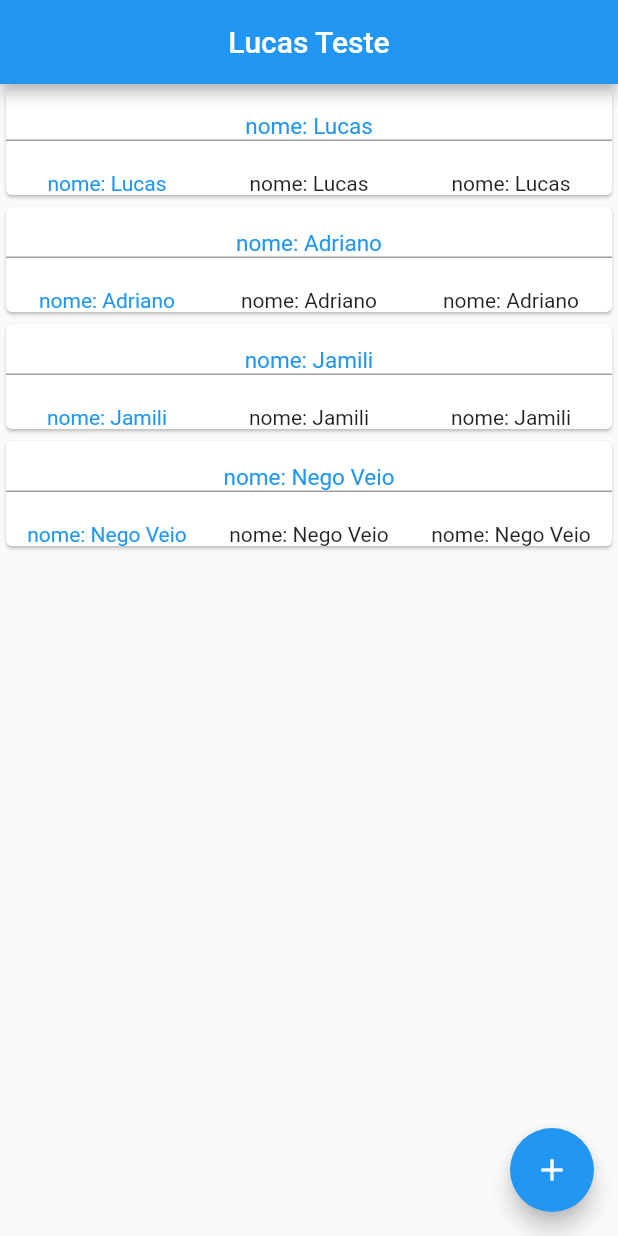
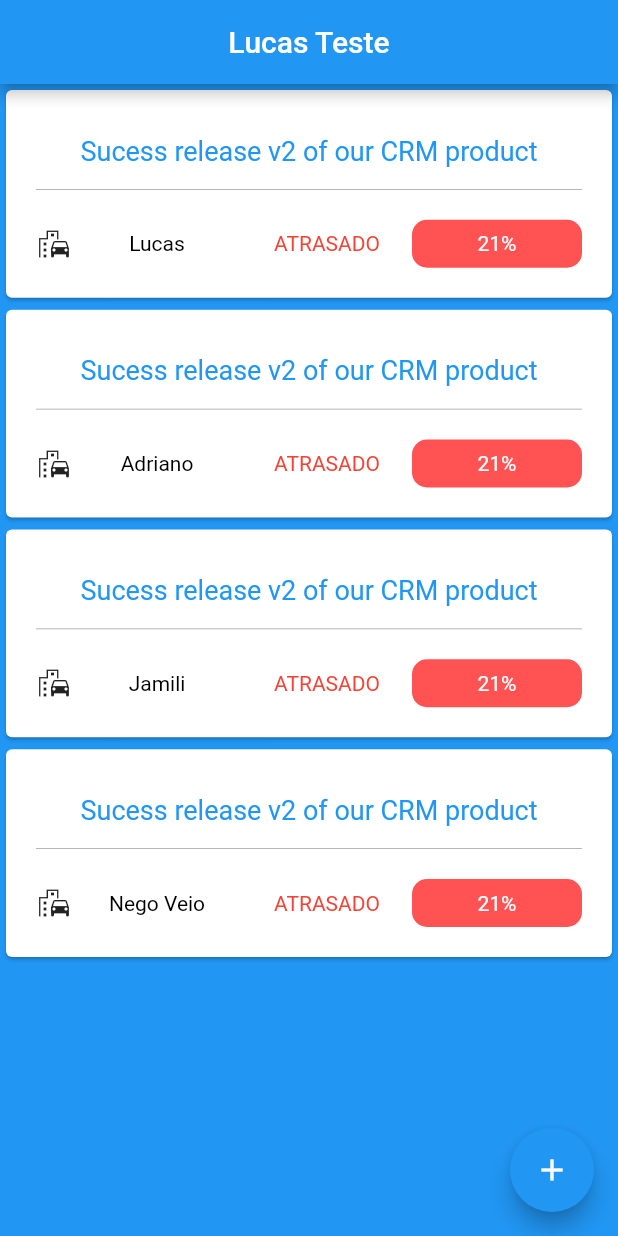
Before and after one commit to lucasmr1998/flutter-test, a Flutter app: the screen it shows after launch, on a phone screen of 412 x 824 dp. Run offline on Flutter 3.47's test engine with Material 2 defaults, Android fonts, the phone set to English and light mode, and no system bars.

Commit message:
3 Versão

```diff
--- a/lib/main.dart
+++ b/lib/main.dart
@@ -52,6 +52,7 @@ class MyHomePage extends StatefulWidget {
 class _MyHomePageState extends State<MyHomePage> {
   int _counter = 0;
   List<String> listaNomes = ['Lucas', 'Adriano', 'Jamili', 'Nego Veio'];
+  List<String> listaStatus = ['Execução', 'Atrasado', 'Pronto'];
 
   void _incrementCounter() {
     setState(() {
@@ -73,12 +74,15 @@ class _MyHomePageState extends State<MyHomePage> {
     // fast, so that you can just rebuild anything that needs updating rather
     // than having to individually change instances of widgets.
     return Scaffold(
+      backgroundColor: Colors.blue,
       appBar: AppBar(
         // Here we take the value from the MyHomePage object that was created by
         // the App.build method, and use it to set our appbar title.
         title: Center(child: Text(widget.title)),
       ),
-      body: ListView(
+
+      body:
+      ListView(
         children: listaNomes.map((nome) => buildCard(nome)).toList(),
       ),
       floatingActionButton: FloatingActionButton(
@@ -91,24 +95,27 @@ class _MyHomePageState extends State<MyHomePage> {
 
   Widget buildCard(String nome) {
     return Card(
+        child: Container(
+        padding: EdgeInsets.all(20),
         child: Center(
           child: Column(
             children: [
-            Padding(padding: EdgeInsets.only(bottom: 15.0)),
+              Padding(padding: EdgeInsets.only(bottom: 10.0)),
               Row(
                 mainAxisAlignment: MainAxisAlignment.center,
                 children: [
                   Expanded(
                     child: Container(
+                      padding: EdgeInsets.only(bottom:15),
                       decoration: BoxDecoration(
                         border: Border(
-                        bottom: BorderSide(color: Colors.grey, width: 1),
+                          bottom: BorderSide(color: Colors.grey, width: 0.5),
                         ),
                       ),
                       alignment: Alignment.center,
                       child: Text(
-                      "nome: $nome",
-                      style: TextStyle(color: Colors.blue, fontSize: 15),
+                        "Sucess release v2 of our CRM product",
+                        style: TextStyle(color: Colors.blue, fontSize: 18),
                       ),
                     ),
                   ),
@@ -119,25 +126,39 @@ class _MyHomePageState extends State<MyHomePage> {
               ),
               Row(
                 children: [
+                  Icon(
+                    Icons.emoji_transportation,
+                  ),
                   Expanded(
                     child: Container(
                       alignment: Alignment.center,
                       child: Text(
-                      "nome: $nome",
-                      style: TextStyle(color: Colors.blue, fontSize: 14),
+                        "$nome",
+                        style: TextStyle(color: Colors.black, fontSize: 14),
                       ),
                     ),
                   ),
                   Expanded(
                     child: Container(
                       alignment: Alignment.center,
-                    child: Text("nome: $nome"),
+                      child: Text(
+                        "ATRASADO",
+                        style: TextStyle(color: Colors.red, fontSize: 14),
+                      ),
                     ),
                   ),
                   Expanded(
                     child: Container(
                       alignment: Alignment.center,
-                    child: Text("nome: $nome"),
+                      padding: EdgeInsets.all(8),
+                      decoration: new BoxDecoration(
+                        borderRadius: new BorderRadius.circular(10.0),
+                        color: Colors.redAccent,
+                      ),
+                      child: Text(
+                        "21%",
+                        style: TextStyle(color: Colors.white, fontSize: 14),
+                      ),
                     ),
                   ),
                 ],
@@ -145,6 +166,8 @@ class _MyHomePageState extends State<MyHomePage> {
             ],
           ),
         ),
+      ),
     );
   }
+
 }
```
Also changed, not shown: pubspec.lock. Lines whose indentation alone changed are shown as unchanged.
